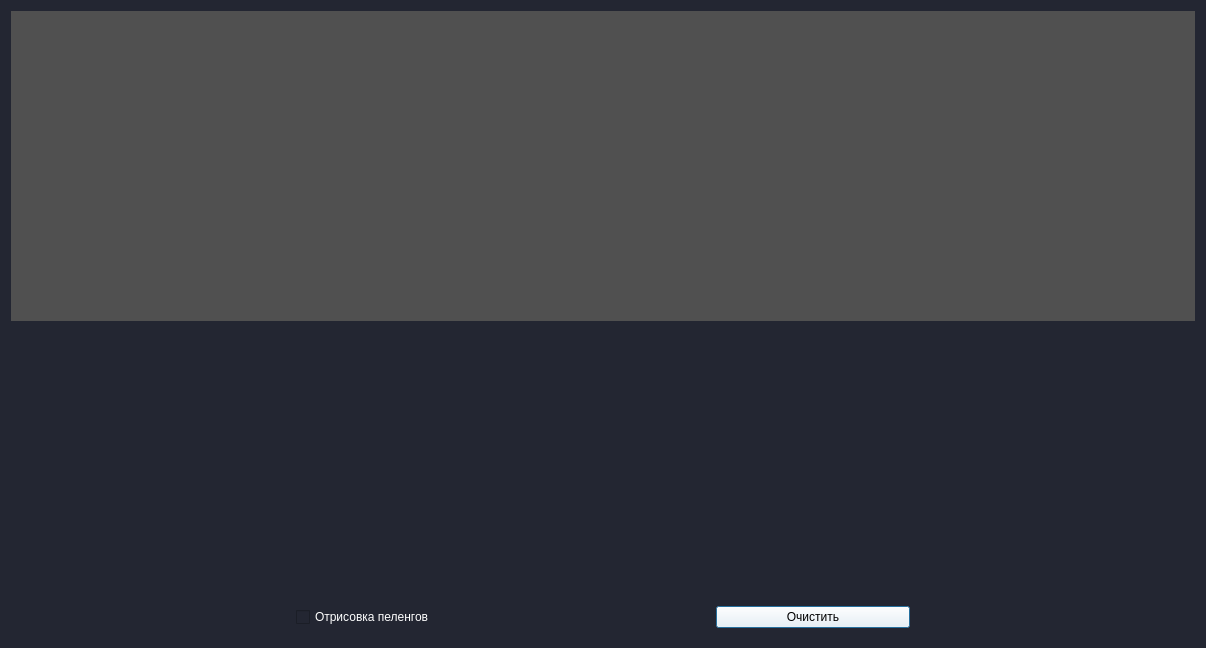
This is qt/administrator.ui in Alexey-Nikolaevic-B/pokazuha as Qt 5 draws it before an edit. The edited form follows.
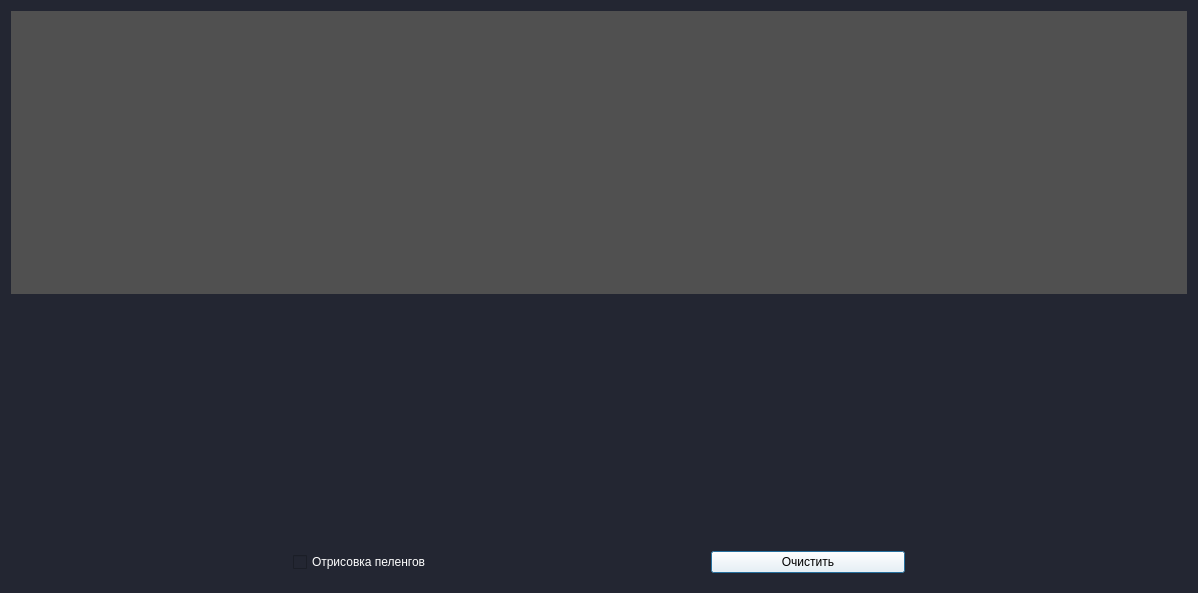
This is the edited form.

```diff
--- a/qt/administrator.ui
+++ b/qt/administrator.ui
@@ -6,8 +6,8 @@
    <rect>
     <x>0</x>
     <y>0</y>
-    <width>1206</width>
-    <height>648</height>
+    <width>1198</width>
+    <height>593</height>
    </rect>
   </property>
   <property name="windowTitle">
```
